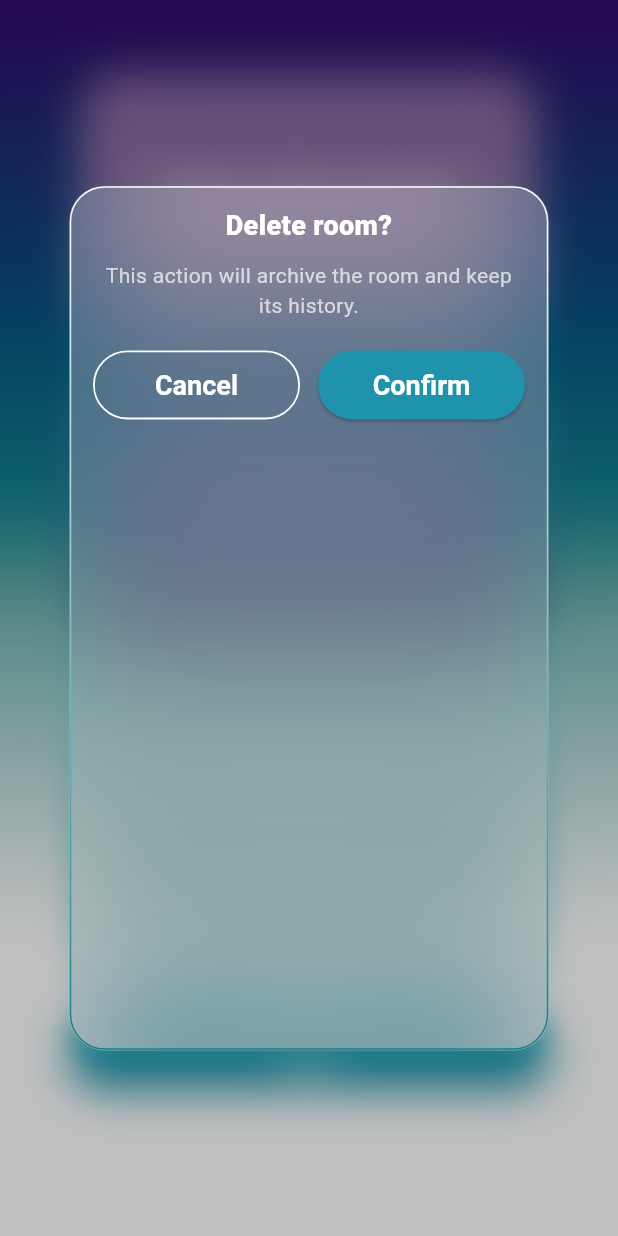
After one commit to Pattaphon-sr/room_reservation_system_app, a Flutter app: the screen it shows after launch, after a tap on "label", on a phone screen of 412 x 824 dp. The commit adds this screen. Run offline on Flutter 3.47's test engine with Material 3 defaults, Android fonts, the phone set to English and light mode, and no system bars.

Commit message:
Add air_dialog

```diff
--- a/lib/features/test_screen.dart
+++ b/lib/features/test_screen.dart
@@ -4,6 +4,27 @@ import 'package:room_reservation_system_app/shared/widgets/widgets.dart';
 
 class TestScreen extends StatelessWidget {
   const TestScreen({super.key});
+
+  void showAlert(BuildContext context) async {
+    await showAirDialog(
+      context,
+      title: 'Delete room?',
+      message: 'This action will archive the room and keep its history.',
+      actions: [
+        AppButton.outline(
+          label: 'Cancel',
+          onPressed: () => Navigator.pop(context),
+        ),
+        AppButton.solid(
+          label: 'Confirm',
+          onPressed: () {
+            /* do something */
+            Navigator.pop(context);
+          },
+        ),
+      ],
+    );
+  }
 
   @override
   Widget build(BuildContext context) {
@@ -66,6 +87,11 @@ class TestScreen extends StatelessWidget {
                   ),
                 ),
               ),
+              SizedBox(height: 50, child: Container(color: Colors.transparent)),
+              AppButton.solid(
+                label: 'label',
+                onPressed: () => showAlert(context),
+              ),
             ],
           ),
         ),
--- a/lib/shared/widgets/containers/figma_panel.dart
+++ b/lib/shared/widgets/containers/figma_panel.dart
@@ -1,10 +1,8 @@
 import 'dart:ui';
 import 'package:flutter/material.dart';
 
-/// ตำแหน่งของ Stroke (เหมือน Figma)
 enum StrokePosition { inside, center, outside }
 
-/// สเปกเส้นขอบ (Stroke) — รองรับ Gradient + ตำแหน่ง + ความหนา
 class StrokeSpec {
   final Gradient gradient;
   final double weight;
@@ -16,22 +14,12 @@ class StrokeSpec {
   });
 }
 
-/// สเปกเงา (Drop shadow) — outside only, รองรับ Gradient/Color
 class ShadowSpec {
-  /// เลือก color หรือ gradient (gradient จะถูกใช้เป็นหลักถ้ากำหนด)
   final Color? color;
   final Gradient? gradient;
-
-  /// ตำแหน่งเงา
-  final double offsetX;
-  final double offsetY;
-
-  /// ความเบลอ (sigma)
+  final double offsetX, offsetY;
   final double blurSigma;
-
-  /// ขยาย/หดวงเงา (ติดลบได้)
   final double spread;
-
   const ShadowSpec({
     this.color,
     this.gradient,
@@ -42,19 +30,16 @@ class ShadowSpec {
   });
 }
 
-/// Fill แต่ละชั้น (สี/กราเดียนต์ + ความทึบ + จะทับบน child ไหม)
 class FillLayer {
   final Color? color;
   final Gradient? gradient;
-  final double opacity; // 0..1
-  final bool onTopOfChild; // true = วางเหนือ child
-
+  final double opacity;
+  final bool onTopOfChild;
   const FillLayer.color(
     this.color, {
     this.opacity = 1.0,
     this.onTopOfChild = false,
   }) : gradient = null;
-
   const FillLayer.gradient(
     this.gradient, {
     this.opacity = 1.0,
@@ -62,13 +47,11 @@ class FillLayer {
   }) : color = null;
 }
 
-/// แผงแบบ Figma: Stroke ไล่สี (inside/center/outside) + เงา gradient (outside-only)
-/// + Fill หลายเลเยอร์ + Background blur (เฉพาะภายใน)
 class FigmaPanel extends StatelessWidget {
   const FigmaPanel({
     super.key,
     this.width,
-    this.height,
+    this.height, // ถ้า null = ให้คอนเทนต์เป็นตัวกำหนด
     this.borderRadius = 24,
     this.stroke,
     this.shadow,
@@ -79,41 +62,23 @@ class FigmaPanel extends StatelessWidget {
 
   final double? width;
   final double? height;
-
-  /// มุมโค้ง
   final double borderRadius;
-
-  /// เส้นขอบ (ถ้าไม่กำหนด = ไม่มี)
   final StrokeSpec? stroke;
-
-  /// เงาดรอป (ถ้าไม่กำหนด = ไม่มี)
   final ShadowSpec? shadow;
-
-  /// เบลอพื้นหลัง “ภายในกรอบ” (BackdropFilter)
   final double backgroundBlurSigma;
-
-  /// Fill หลายชั้น (สี/gradient) + opacity + วางบน/ใต้ child
   final List<FillLayer> fills;
-
   final Widget? child;
 
   @override
   Widget build(BuildContext context) {
-    // วางเป็น 3 ชั้น: Shadow (ล่าง) → Content+Blur+Fills (กลาง) → Stroke (บน)
-    return Stack(
-      children: [
-        // 1) เงา (outside only)
-        CustomPaint(
-          painter: _ShadowPainter(radius: borderRadius, shadow: shadow),
-          child: SizedBox(width: width, height: height),
-        ),
+    final r = BorderRadius.circular(borderRadius);
 
-        // 2) เนื้อหาภายใน + เบลอ + ฟิลล์
-        ClipRRect(
-          borderRadius: BorderRadius.circular(borderRadius),
+    // เนื้อหา “ภายใน” ที่กำหนดขนาดจริง ๆ
+    final content = ClipRRect(
+      borderRadius: r,
       child: SizedBox(
         width: width,
-            height: height,
+        height: height, // อนุญาตเป็น null → สูงตามเนื้อหา
         child: Stack(
           children: [
             if (backgroundBlurSigma > 0)
@@ -126,30 +91,23 @@ class FigmaPanel extends StatelessWidget {
                   child: const SizedBox.shrink(),
                 ),
               ),
-
-                // fills ใต้ child
             for (final f in fills.where((f) => !f.onTopOfChild))
               Positioned.fill(child: _buildFill(f)),
-
             if (child != null) Positioned.fill(child: child!),
-
-                // fills เหนือ child
             for (final f in fills.where((f) => f.onTopOfChild))
               Positioned.fill(child: _buildFill(f)),
           ],
         ),
       ),
-        ),
+    );
 
-        // 3) เส้นขอบ (อยู่บนสุด ไม่โดนเบลอ)
-        CustomPaint(
-          foregroundPainter: _StrokePainter(
-            radius: borderRadius,
-            stroke: stroke,
-          ),
-          child: SizedBox(width: width, height: height),
-        ),
-      ],
+    // ใช้ CustomPaint “ตัวเดียว”:
+    // - painter: วาดเงา outside (อิงจากขนาด content)
+    // - foregroundPainter: วาด stroke ด้านบนสุด
+    return CustomPaint(
+      painter: _ShadowPainter(radius: borderRadius, shadow: shadow),
+      foregroundPainter: _StrokePainter(radius: borderRadius, stroke: stroke),
+      child: content,
     );
   }
 
@@ -157,14 +115,12 @@ class FigmaPanel extends StatelessWidget {
     final op = f.opacity.clamp(0.0, 1.0);
     if (f.gradient != null) {
       return DecoratedBox(
-        decoration: BoxDecoration(gradient: f.gradient!.scale(op)),
+        decoration: BoxDecoration(gradient: _scaleGradient(f.gradient!, op)),
       );
     }
     return ColoredBox(color: (f.color ?? Colors.transparent).withOpacity(op));
   }
 }
-
-/// ======================= PAINTERS =======================
 
 class _ShadowPainter extends CustomPainter {
   _ShadowPainter({required this.radius, required this.shadow});
@@ -180,40 +136,28 @@ class _ShadowPainter extends CustomPainter {
       return;
 
     final baseRect = Offset.zero & size;
-
-    // รูปร่างกล่องจริง (ด้านใน)
-    final innerRRect = RRect.fromRectAndRadius(
-      baseRect,
-      Radius.circular(radius),
-    );
-
-    // สร้างกรอบนอก: เลื่อน + spread
+    final innerR = RRect.fromRectAndRadius(baseRect, Radius.circular(radius));
     final movedRect = baseRect.shift(Offset(s.offsetX, s.offsetY));
     final outerRect = movedRect.inflate(s.spread);
-    final outerRRect = RRect.fromRectAndRadius(
+    final outerR = RRect.fromRectAndRadius(
       outerRect,
       Radius.circular(radius + s.spread),
     );
 
-    // เงาเฉพาะนอกกรอบ: outer - inner
-    final outerPath = Path()..addRRect(outerRRect);
-    final innerPath = Path()..addRRect(innerRRect);
     final ringPath = Path.combine(
       PathOperation.difference,
-      outerPath,
-      innerPath,
+      Path()..addRRect(outerR),
+      Path()..addRRect(innerR),
     );
 
     final paint = Paint()
       ..style = PaintingStyle.fill
       ..maskFilter = MaskFilter.blur(BlurStyle.normal, s.blurSigma);
-
     if (s.gradient != null) {
       paint.shader = s.gradient!.createShader(outerRect);
     } else if (s.color != null) {
       paint.color = s.color!;
     }
-
     canvas.drawPath(ringPath, paint);
   }
 
@@ -234,7 +178,6 @@ class _StrokePainter extends CustomPainter {
 
     final rect = Offset.zero & size;
 
-    // คำนวณตำแหน่งสโตรก: inside / center / outside
     double deflate;
     switch (st.position) {
       case StrokePosition.center:
@@ -248,7 +191,6 @@ class _StrokePainter extends CustomPainter {
         break;
     }
 
-    // outside: ให้ดู “ขยายออก” โดยเลื่อน path ออกครึ่งหนึ่ง
     final baseRect = (st.position == StrokePosition.outside)
         ? rect.deflate(st.weight / 2)
         : rect.deflate(deflate);
@@ -275,25 +217,17 @@ class _StrokePainter extends CustomPainter {
       old.radius != radius || old.stroke != stroke;
 }
 
-/// ======================= HELPERS =======================
-
-extension _GradientOpacity on Gradient {
-  /// สเกลความทึบของ colors ใน Gradient ให้รวมกับ opacity (0..1)
-  Gradient scale(double opacity) {
-    if (opacity >= 0.999) return this;
-    if (this is LinearGradient) {
-      final g = this as LinearGradient;
+Gradient _scaleGradient(Gradient g, double opacity) {
+  if (opacity >= 0.999) return g;
+  if (g is LinearGradient) {
     return LinearGradient(
       begin: g.begin,
       end: g.end,
       stops: g.stops,
       transform: g.transform,
-        colors: g.colors
-            .map((c) => c.withOpacity(c.opacity * opacity))
-            .toList(),
+      colors: g.colors.map((c) => c.withOpacity(c.opacity * opacity)).toList(),
     );
-    } else if (this is RadialGradient) {
-      final g = this as RadialGradient;
+  } else if (g is RadialGradient) {
     return RadialGradient(
       center: g.center,
       radius: g.radius,
@@ -301,23 +235,17 @@ extension _GradientOpacity on Gradient {
       focalRadius: g.focalRadius,
       stops: g.stops,
       transform: g.transform,
-        colors: g.colors
-            .map((c) => c.withOpacity(c.opacity * opacity))
-            .toList(),
+      colors: g.colors.map((c) => c.withOpacity(c.opacity * opacity)).toList(),
     );
-    } else if (this is SweepGradient) {
-      final g = this as SweepGradient;
+  } else if (g is SweepGradient) {
     return SweepGradient(
       center: g.center,
       startAngle: g.startAngle,
       endAngle: g.endAngle,
       stops: g.stops,
       transform: g.transform,
-        colors: g.colors
-            .map((c) => c.withOpacity(c.opacity * opacity))
-            .toList(),
+      colors: g.colors.map((c) => c.withOpacity(c.opacity * opacity)).toList(),
     );
   }
-    return this;
+  return g;
 }
-}
--- /dev/null
+++ b/lib/shared/widgets/dialogs/air_dialog.dart
@@ -0,0 +1,222 @@
+import 'dart:ui';
+import 'package:flutter/material.dart';
+import 'package:room_reservation_system_app/shared/widgets/widgets.dart';
+
+Future<T?> showAirDialog<T>(
+  BuildContext context, {
+  String? title,
+  String? message,
+  Widget? content, // ถ้ามีจะใช้แทน message
+  List<Widget>? actions, // ไม่ส่ง = มีปุ่ม Close ให้
+  double width = 320,
+  double? height, // null = สูงตามเนื้อหา
+  double borderRadius = 24,
+  bool dismissible = true,
+  double backdropBlurSigma = 15, // blur ฉากหลังเป้าหมาย
+  double barrierOpacity = 0.25,
+  double maxHeightFactor = 0.70, // เพดาน 70% ของจอ
+  Duration blurDuration = const Duration(milliseconds: 260),
+  Duration panelDuration = const Duration(milliseconds: 200),
+}) {
+  final totalMs = blurDuration.inMilliseconds + panelDuration.inMilliseconds;
+  final total = Duration(milliseconds: totalMs);
+
+  return showGeneralDialog<T>(
+    context: context,
+    barrierDismissible: dismissible,
+    barrierLabel: MaterialLocalizations.of(context).modalBarrierDismissLabel,
+    barrierColor: Colors.black.withOpacity(barrierOpacity),
+    transitionDuration: total,
+    pageBuilder: (_, __, ___) => const SizedBox.shrink(),
+    transitionBuilder: (ctx, anim, __, ___) {
+      // ขนาดจอ/เพดาน
+      final size = MediaQuery.of(ctx).size;
+      final maxW = size.width - 32;
+      final maxH = size.height * maxHeightFactor;
+      final dialogW = width.clamp(0, maxW).toDouble();
+      final dialogH = height?.clamp(0, maxH).toDouble();
+
+      // เฟส 1: blur ก่อน (0 → 1 ในครึ่งแรก)
+      final blurPhase = CurvedAnimation(
+        parent: anim,
+        curve: const Interval(0.0, 0.55, curve: Curves.easeOut),
+      );
+      final blurSigma = backdropBlurSigma * blurPhase.value;
+
+      // เฟส 2: ค่อยเฟด+ซูม panel (ครึ่งหลัง)
+      final panelPhase = CurvedAnimation(
+        parent: anim,
+        curve: const Interval(0.55, 1.0, curve: Curves.easeOut),
+      );
+
+      final body = _DialogBody(
+        title: title,
+        message: message,
+        content: content,
+        actions: actions,
+      );
+
+      final panel = FigmaPanel(
+        width: dialogW,
+        height: dialogH, // null = สูงตามเนื้อหา
+        borderRadius: borderRadius,
+        fills: const [
+          FillLayer.gradient(
+            LinearGradient(
+              begin: Alignment.topCenter,
+              end: Alignment.bottomCenter,
+              colors: [Color(0x40FFFFFF), Color(0x10FFFFFF)],
+            ),
+          ),
+        ],
+        stroke: const StrokeSpec(
+          weight: 1,
+          position: StrokePosition.inside,
+          gradient: LinearGradient(
+            begin: Alignment.topCenter,
+            end: Alignment.bottomCenter,
+            colors: [Color(0xFFFFFFFF), Color(0xFF0F828C)],
+          ),
+        ),
+        shadow: const ShadowSpec(
+          color: Color(0xFF0F828C),
+          offsetX: 0,
+          offsetY: 4,
+          blurSigma: 6,
+          spread: 1,
+        ),
+        backgroundBlurSigma: 40, // เบลอ "ภายใน" แผง
+        child: body,
+      );
+
+      return Stack(
+        children: [
+          // Backdrop blur (ต้องมี child—even empty—to trigger blur)
+          Positioned.fill(
+            child: BackdropFilter(
+              filter: ImageFilter.blur(sigmaX: blurSigma, sigmaY: blurSigma),
+              child: const SizedBox.expand(),
+            ),
+          ),
+
+          // Panel (บนสุด) — จำกัดเพดานและให้ขึ้นอย่างนุ่ม
+          Center(
+            child: Material(
+              type: MaterialType.transparency,
+              child: ConstrainedBox(
+                constraints: BoxConstraints(maxWidth: maxW, maxHeight: maxH),
+                child: FadeTransition(
+                  opacity: panelPhase,
+                  child: ScaleTransition(
+                    scale: Tween(begin: 0.96, end: 1.0).animate(panelPhase),
+                    child: panel,
+                  ),
+                ),
+              ),
+            ),
+          ),
+        ],
+      );
+    },
+  );
+}
+
+/// layout ภายใน (title / content|message / actions)
+class _DialogBody extends StatelessWidget {
+  const _DialogBody({this.title, this.message, this.content, this.actions});
+
+  final String? title;
+  final String? message;
+  final Widget? content;
+  final List<Widget>? actions;
+
+  @override
+  Widget build(BuildContext context) {
+    final children = <Widget>[];
+
+    if ((title ?? '').trim().isNotEmpty) {
+      children.add(const SizedBox(height: 14));
+      children.add(
+        Padding(
+          padding: const EdgeInsets.symmetric(horizontal: 20),
+          child: Text(
+            title!,
+            textAlign: TextAlign.center,
+            style: const TextStyle(
+              fontSize: 18,
+              fontWeight: FontWeight.w800,
+              color: Colors.white,
+            ),
+          ),
+        ),
+      );
+    }
+
+    if (content != null) {
+      children.add(
+        Padding(
+          padding: const EdgeInsets.fromLTRB(20, 10, 20, 12),
+          child: DefaultTextStyle(
+            style: const TextStyle(
+              fontSize: 14,
+              color: Colors.white70,
+              height: 1.4,
+            ),
+            child: content!,
+          ),
+        ),
+      );
+    } else if ((message ?? '').trim().isNotEmpty) {
+      children.add(
+        Padding(
+          padding: const EdgeInsets.fromLTRB(20, 10, 20, 12),
+          child: Text(
+            message!,
+            textAlign: TextAlign.center,
+            style: const TextStyle(
+              fontSize: 14,
+              color: Colors.white70,
+              height: 1.4,
+            ),
+          ),
+        ),
+      );
+    }
+
+    children.add(
+      Padding(
+        padding: const EdgeInsets.fromLTRB(16, 8, 16, 16),
+        child: _buildActions(context),
+      ),
+    );
+
+    return Column(
+      mainAxisSize: MainAxisSize.min,
+      crossAxisAlignment: CrossAxisAlignment.stretch,
+      children: children,
+    );
+  }
+
+  Widget _buildActions(BuildContext context) {
+    final acts =
+        actions ??
+        [
+          AppButton.outline(
+            label: 'Close',
+            onPressed: () => Navigator.of(context).maybePop(),
+            fullWidth: true,
+          ),
+        ];
+
+    if (acts.length >= 2) {
+      return Row(
+        children: [
+          Expanded(child: acts.first),
+          const SizedBox(width: 12),
+          Expanded(child: acts.last),
+        ],
+      );
+    }
+    return acts.first;
+  }
+}
--- a/lib/shared/widgets/widgets.dart
+++ b/lib/shared/widgets/widgets.dart
@@ -1,3 +1,4 @@
 export 'package:room_reservation_system_app/shared/widgets/buttons/app_button.dart';
 export 'package:room_reservation_system_app/shared/widgets/containers/figma_panel.dart';
 export 'package:room_reservation_system_app/shared/widgets/containers/figma_panel_presets.dart';
+export 'package:room_reservation_system_app/shared/widgets/dialogs/air_dialog.dart';
```
Lines whose indentation alone changed are shown as unchanged.
